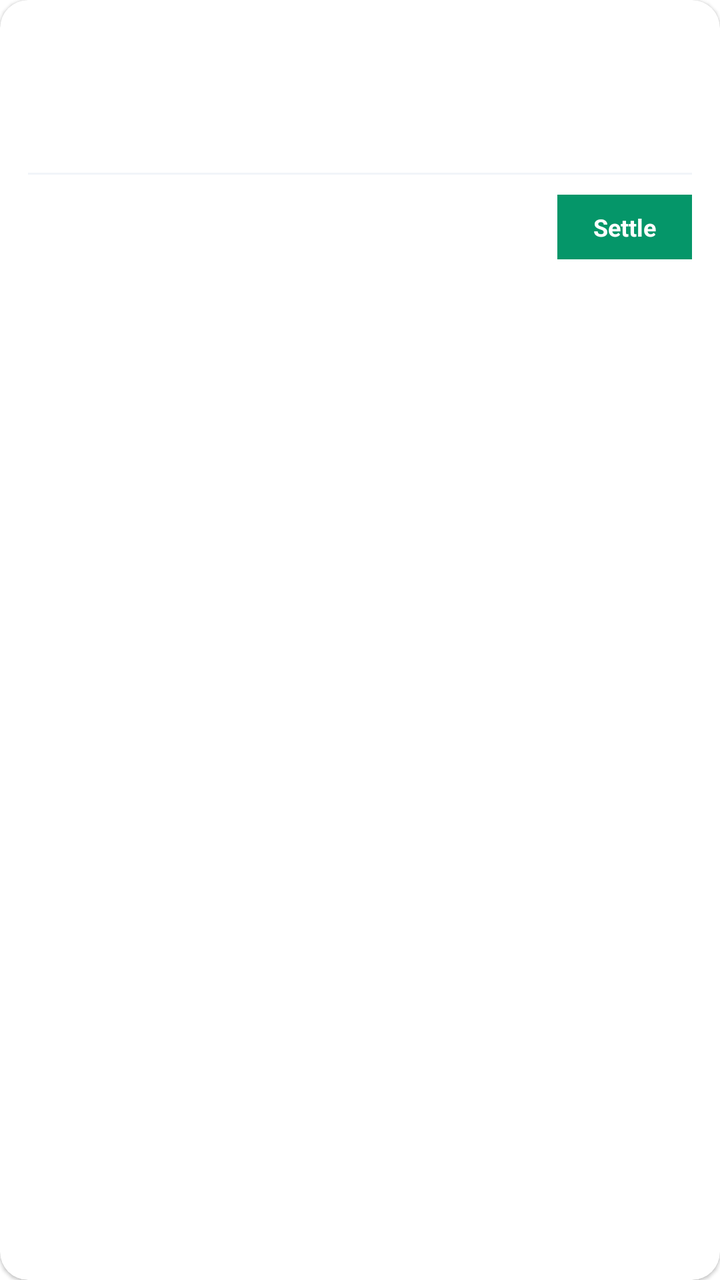
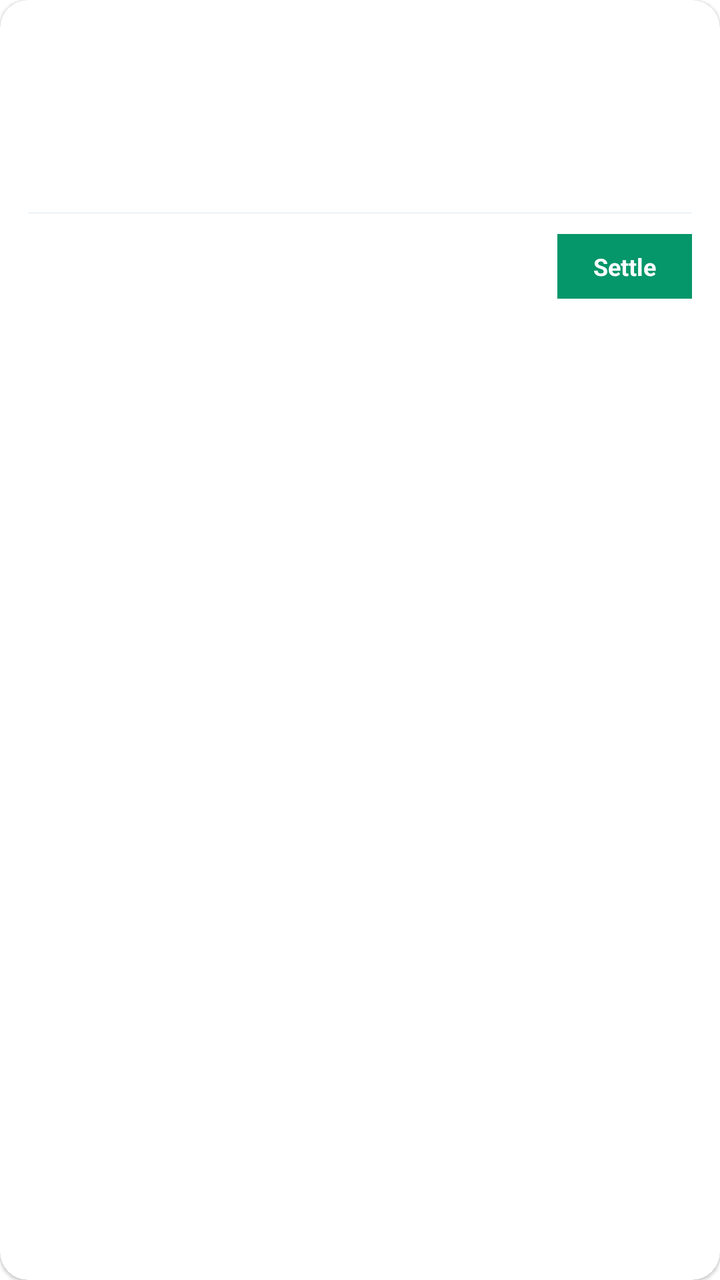

The first picture is an Android layout as it rendered before a commit; the second is the same layout after the commit. The layout source and the unified diff follow.
<!-- AndroidManifest.xml: application theme Theme.DataBridge -->
<!-- res/layout/item_petty_cash_settlement_card.xml -->
<?xml version="1.0" encoding="utf-8"?>
<androidx.cardview.widget.CardView
    xmlns:android="http://schemas.android.com/apk/res/android"
    xmlns:app="http://schemas.android.com/apk/res-auto"
    android:layout_width="match_parent"
    android:layout_height="wrap_content"
    android:layout_marginBottom="12dp"
    app:cardCornerRadius="14dp"
    app:cardElevation="1dp"
    android:foreground="?attr/selectableItemBackground"
    android:clickable="true"
    android:focusable="true">

    <LinearLayout
        android:layout_width="match_parent"
        android:layout_height="wrap_content"
        android:orientation="vertical"
        android:padding="14dp">

        <LinearLayout
            android:layout_width="match_parent"
            android:layout_height="wrap_content"
            android:orientation="horizontal"
            android:gravity="center_vertical">

            <CheckBox
                android:id="@+id/cbPsCardSelect"
                android:layout_width="wrap_content"
                android:layout_height="wrap_content"
                android:layout_marginEnd="8dp"
                android:visibility="gone" />

            <TextView
                android:id="@+id/tvPsCardCode"
                android:layout_width="0dp"
                android:layout_weight="1"
                android:layout_height="wrap_content"
                android:textSize="14sp"
                android:textStyle="bold"
                android:textColor="#0F172A" />

            
            <TextView
                android:id="@+id/tvPsCardPriority"
                android:layout_width="wrap_content"
                android:layout_height="wrap_content"
                android:visibility="gone"
                android:textSize="10sp"
                android:textStyle="bold"
                android:textColor="#C2410C"
                android:paddingHorizontal="10dp"
                android:paddingVertical="4dp"
                android:background="@drawable/bg_pc_badge_high" />
        </LinearLayout>

        <LinearLayout
            android:layout_width="match_parent"
            android:layout_height="wrap_content"
            android:orientation="horizontal"
            android:gravity="center_vertical"
            android:layout_marginTop="8dp">

            <LinearLayout
                android:layout_width="0dp"
                android:layout_weight="1"
                android:layout_height="wrap_content"
                android:orientation="vertical">

                <TextView
                    android:id="@+id/tvPsCardWorker"
                    android:layout_width="wrap_content"
                    android:layout_height="wrap_content"
                    android:textSize="13sp"
                    android:textColor="#334155" />

                <TextView
                    android:id="@+id/tvPsCardCategory"
                    android:layout_width="wrap_content"
                    android:layout_height="wrap_content"
                    android:textSize="12sp"
                    android:textColor="#94A3B8" />
            </LinearLayout>

            <LinearLayout
                android:layout_width="wrap_content"
                android:layout_height="wrap_content"
                android:orientation="vertical"
                android:gravity="end">

                <TextView
                    android:id="@+id/tvPsCardAmount"
                    android:layout_width="wrap_content"
                    android:layout_height="wrap_content"
                    android:fontFamily="monospace"
                    android:textStyle="bold"
                    android:textSize="13sp"
                    android:textColor="#0F172A" />

                <TextView
                    android:id="@+id/tvPsCardSecondaryAmount"
                    android:layout_width="wrap_content"
                    android:layout_height="wrap_content"
                    android:fontFamily="monospace"
                    android:textSize="13sp"
                    android:textColor="#64748B" />
            </LinearLayout>
        </LinearLayout>

        <View
            android:layout_width="match_parent"
            android:layout_height="1dp"
            android:layout_marginTop="10dp"
            android:layout_marginBottom="10dp"
            android:background="#F1F5F9" />

        <LinearLayout
            android:layout_width="match_parent"
            android:layout_height="wrap_content"
            android:orientation="horizontal"
            android:gravity="center_vertical">

            <LinearLayout
                android:layout_width="0dp"
                android:layout_weight="1"
                android:layout_height="wrap_content"
                android:orientation="vertical">

                <TextView
                    android:id="@+id/tvPsCardApprovedInfo"
                    android:layout_width="wrap_content"
                    android:layout_height="wrap_content"
                    android:textSize="11sp"
                    android:textStyle="bold"
                    android:textColor="#059669" />

                <TextView
                    android:id="@+id/tvPsCardApprovedBy"
                    android:layout_width="wrap_content"
                    android:layout_height="wrap_content"
                    android:textSize="11sp"
                    android:textColor="#94A3B8" />
            </LinearLayout>

            <TextView
                android:id="@+id/btnPsCardSettle"
                android:layout_width="wrap_content"
                android:layout_height="wrap_content"
                android:text="Settle"
                android:textSize="12sp"
                android:textStyle="bold"
                android:textColor="#FFFFFF"
                android:background="#059669"
                android:paddingHorizontal="18dp"
                android:paddingVertical="8dp" />
        </LinearLayout>
    </LinearLayout>
</androidx.cardview.widget.CardView>
<!-- resources referenced by this layout -->
<resources>
  <!-- drawable bg_pc_badge_high (drawable) -->
  <?xml version="1.0" encoding="utf-8"?>
  <shape xmlns:android="http://schemas.android.com/apk/res/android"
      android:shape="rectangle">
      <solid android:color="#FFEDD5" />
      <corners android:radius="8dp" />
  </shape>
  <style name="Theme.DataBridge" parent="Theme.MaterialComponents.DayNight.NoActionBar">
      <item name="colorPrimary">#00d4ff</item>
      <item name="colorPrimaryVariant">#16213e</item>
      <item name="colorOnPrimary">#ffffff</item>
      <item name="colorSecondary">#00d4ff</item>
      <item name="android:statusBarColor">#1a1a2e</item>
  </style>
</resources>

<!-- the commit's change to res/layout/item_petty_cash_settlement_card.xml (unified diff, before → after) -->
@@ -38,20 +38,18 @@
                 android:textSize="14sp"
                 android:textStyle="bold"
                 android:textColor="#0F172A" />
+        </LinearLayout>
 
-            
-            <TextView
-                android:id="@+id/tvPsCardPriority"
-                android:layout_width="wrap_content"
-                android:layout_height="wrap_content"
-                android:visibility="gone"
-                android:textSize="10sp"
-                android:textStyle="bold"
-                android:textColor="#C2410C"
-                android:paddingHorizontal="10dp"
-                android:paddingVertical="4dp"
-                android:background="@drawable/bg_pc_badge_high" />
-        </LinearLayout>
+        <TextView
+            android:id="@+id/tvPsCardMerchant"
+            android:layout_width="match_parent"
+            android:layout_height="wrap_content"
+            android:layout_marginTop="2dp"
+            android:textSize="13sp"
+            android:textStyle="bold"
+            android:textColor="#0F766E"
+            android:singleLine="true"
+            android:ellipsize="end" />
 
         <LinearLayout
             android:layout_width="match_parent"
<!-- resource entries referenced after the edit -->
@@ -1,12 +1,5 @@
 <!-- resources referenced by this layout -->
 <resources>
-  <!-- drawable bg_pc_badge_high (drawable) -->
-  <?xml version="1.0" encoding="utf-8"?>
-  <shape xmlns:android="http://schemas.android.com/apk/res/android"
-      android:shape="rectangle">
-      <solid android:color="#FFEDD5" />
-      <corners android:radius="8dp" />
-  </shape>
   <style name="Theme.DataBridge" parent="Theme.MaterialComponents.DayNight.NoActionBar">
       <item name="colorPrimary">#00d4ff</item>
       <item name="colorPrimaryVariant">#16213e</item>
